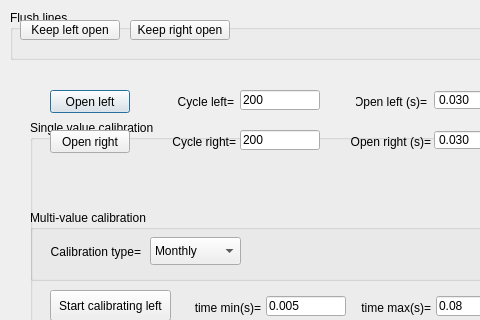
The window that src/foraging_gui/Calibration.ui (AllenNeuralDynamics/dynamic-foraging-task) describes before a commit, drawn with Qt 5; both pictures show x 0 to 480 and y 0 to 320 of the 1080 by 869 pixel window.
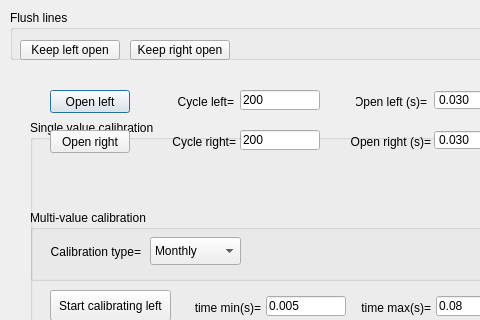
The same window after the commit.

```diff
--- a/src/foraging_gui/Calibration.ui
+++ b/src/foraging_gui/Calibration.ui
@@ -265,7 +265,7 @@
    <property name="geometry">
     <rect>
      <x>20</x>
-     <y>20</y>
+     <y>40</y>
      <width>100</width>
      <height>20</height>
     </rect>
@@ -281,7 +281,7 @@
    <property name="geometry">
     <rect>
      <x>130</x>
-     <y>20</y>
+     <y>40</y>
      <width>100</width>
      <height>20</height>
     </rect>
```
